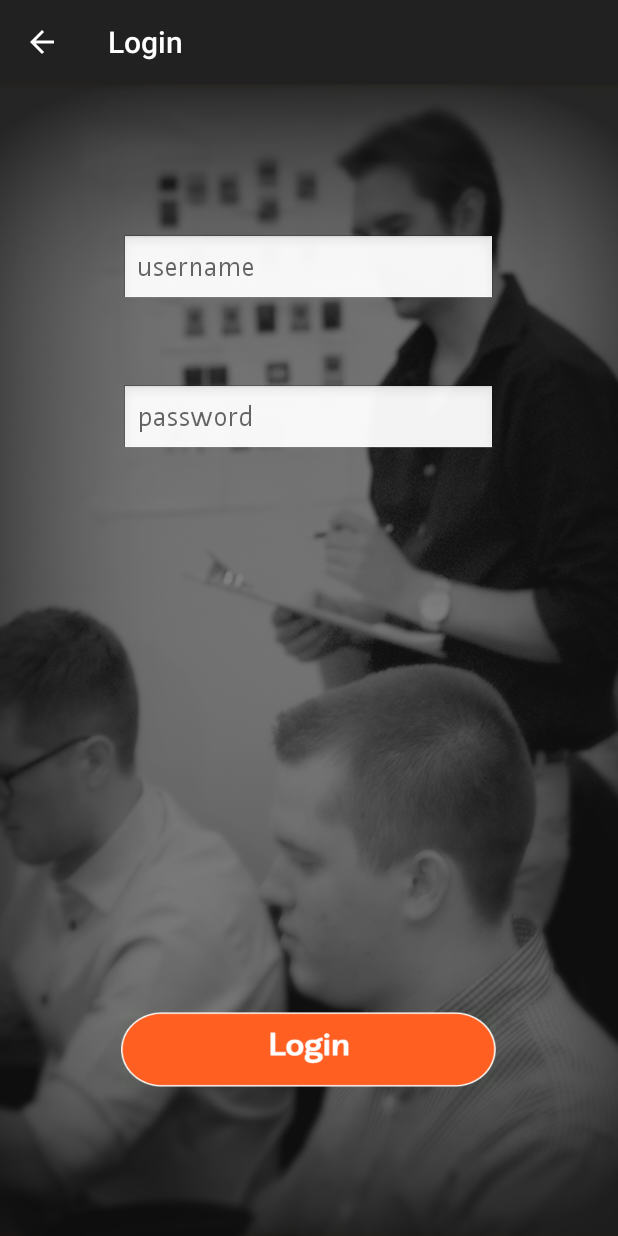
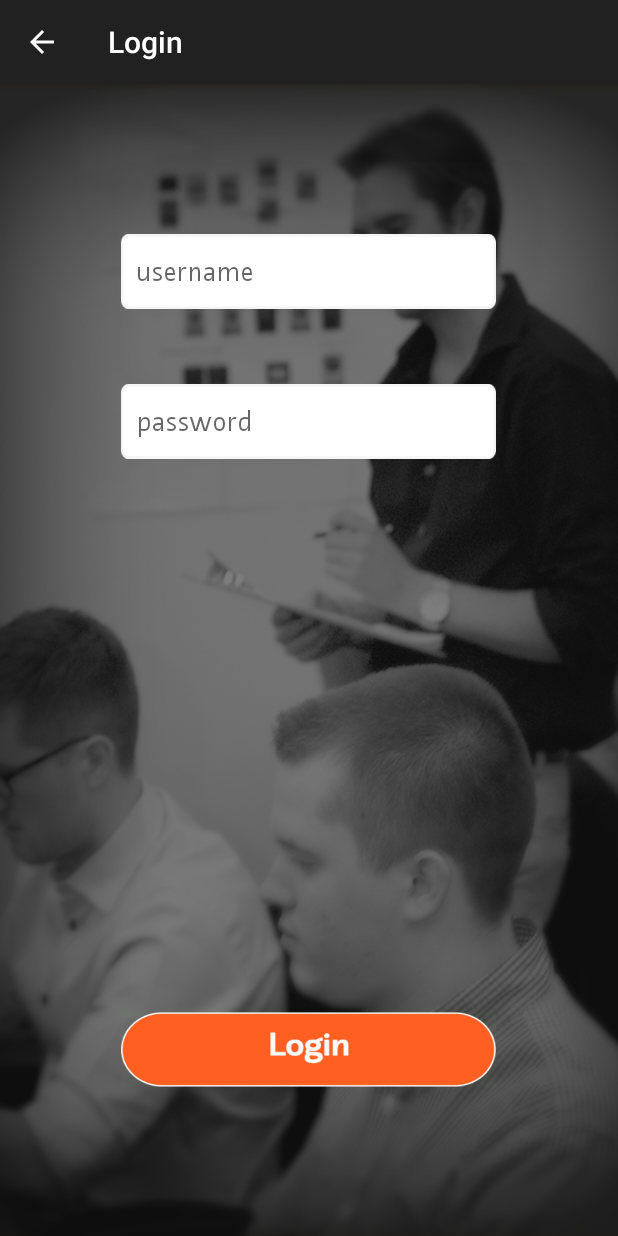
Before and after one commit to ShikhaSoni/AndroidTest, an Android app: the screen it shows after launch (LoginActivity), after a tap on an icon or button, on a phone screen of 412 x 824 dp. Run offline under Robolectric (Android 15) with nearby library versions, the phone set to English and light mode, and no system bars.

Commit message:
- Few more changes - changing the username password box

```diff
--- a/Android Test/AndroidProgrammerTest/app/src/main/AndroidManifest.xml
+++ b/Android Test/AndroidProgrammerTest/app/src/main/AndroidManifest.xml
@@ -10,7 +10,7 @@
         android:theme="@style/AppTheme" >
         <activity
             android:name=".MainActivity"
-            android:label="@string/app_name" >
+            android:label="@string/app_name">
             <intent-filter>
                 <action android:name="android.intent.action.MAIN" />
 
--- a/Android Test/AndroidProgrammerTest/app/src/main/java/com/apppartner/androidprogrammertest/ChatActivity.java
+++ b/Android Test/AndroidProgrammerTest/app/src/main/java/com/apppartner/androidprogrammertest/ChatActivity.java
@@ -15,7 +15,6 @@ import java.io.IOException;
 import java.io.InputStream;
 import java.io.InputStreamReader;
 import java.util.ArrayList;
-
 
 public class ChatActivity extends ActionBarActivity
 {
--- a/Android Test/AndroidProgrammerTest/app/src/main/java/com/apppartner/androidprogrammertest/LoginActivity.java
+++ b/Android Test/AndroidProgrammerTest/app/src/main/java/com/apppartner/androidprogrammertest/LoginActivity.java
@@ -108,6 +108,7 @@ public class LoginActivity extends ActionBarActivity
                 runOnUiThread(new Runnable() {
                     public void run() {
                         Toast.makeText(LoginActivity.this,"Login Success, Time taken:"+difference+"ms", Toast.LENGTH_SHORT).show();
+                        MainActivity.visited=true;
                     }
                 });
                 startActivity(new Intent(LoginActivity.this, MainActivity.class));
--- a/Android Test/AndroidProgrammerTest/app/src/main/java/com/apppartner/androidprogrammertest/MainActivity.java
+++ b/Android Test/AndroidProgrammerTest/app/src/main/java/com/apppartner/androidprogrammertest/MainActivity.java
@@ -1,5 +1,6 @@
 package com.apppartner.androidprogrammertest;
 
+import android.app.ActionBar;
 import android.app.AlertDialog;
 import android.content.DialogInterface;
 import android.content.Intent;
@@ -28,7 +29,6 @@ public class MainActivity extends ActionBarActivity
             showAlert();
         }
         else{
-            visited=true;
             Intent intent = new Intent(this, LoginActivity.class);
             startActivity(intent);
         }
--- a/Android Test/AndroidProgrammerTest/app/src/main/java/com/apppartner/androidprogrammertest/adapters/ChatsArrayAdapter.java
+++ b/Android Test/AndroidProgrammerTest/app/src/main/java/com/apppartner/androidprogrammertest/adapters/ChatsArrayAdapter.java
@@ -58,7 +58,6 @@ public class ChatsArrayAdapter extends ArrayAdapter<ChatData>
         chatCell.usernameTextView.setText(chatData.username);
         chatCell.messageTextView.setText(chatData.message);
         Picasso.with(getContext()).load(chatData.avatarURL).transform(new CircleTransform()).into(chatCell.displayPicture);
-
         return convertView;
 
     }
--- a/Android Test/AndroidProgrammerTest/app/src/main/res/layout/activity_login.xml
+++ b/Android Test/AndroidProgrammerTest/app/src/main/res/layout/activity_login.xml
@@ -23,27 +23,29 @@
         android:id="@+id/Password"
         android:inputType="textPassword"
         android:layout_width="match_parent"
-        android:layout_height="wrap_content"
+        android:layout_height="50dp"
         android:layout_marginTop="200dp"
         android:layout_alignLeft="@+id/imageButton"
         android:layout_alignStart="@+id/imageButton"
         android:layout_alignRight="@+id/imageButton"
         android:layout_alignEnd="@+id/imageButton"
-        android:background="@android:drawable/edit_text"
-        android:hint="password">
+        android:background="@drawable/graphic_input"
+        android:hint="password"
+        android:padding="10dp">
     </EditText>
 
     <EditText
         android:id="@+id/Username"
         android:inputType="text"
         android:layout_width="match_parent"
-        android:layout_height="wrap_content"
+        android:layout_height="50dp"
         android:layout_marginTop="100dp"
         android:layout_alignLeft="@+id/imageButton"
         android:layout_alignStart="@+id/imageButton"
         android:layout_alignRight="@+id/imageButton"
         android:layout_alignEnd="@+id/imageButton"
-        android:background="@android:drawable/edit_text"
+        android:background="@drawable/graphic_input"
+        android:padding="10dp"
         android:hint="username">
     </EditText>
 
--- a/Android Test/AndroidProgrammerTest/app/src/main/res/layout/cell_chat.xml
+++ b/Android Test/AndroidProgrammerTest/app/src/main/res/layout/cell_chat.xml
@@ -31,6 +31,7 @@
         android:layout_marginTop="10dp"
         android:paddingLeft="20dp"
         android:paddingRight="@dimen/activity_horizontal_margin"
+
          />
 
     <TextView
--- a/Android Test/AndroidProgrammerTest/app/src/main/res/values/styles.xml
+++ b/Android Test/AndroidProgrammerTest/app/src/main/res/values/styles.xml
@@ -4,5 +4,7 @@
     <style name="AppTheme" parent="Theme.AppCompat.Light.DarkActionBar">
         <!-- Customize your theme here. -->
     </style>
+    <style name="ChatTest" parent="">
 
+        </style>
 </resources>
```
Also changed, not shown: Android Test/AndroidProgrammerTest/app/src/main/java/com/apppartner/androidprogrammertest/AnimationActivity.java (+23 -13 lines).
